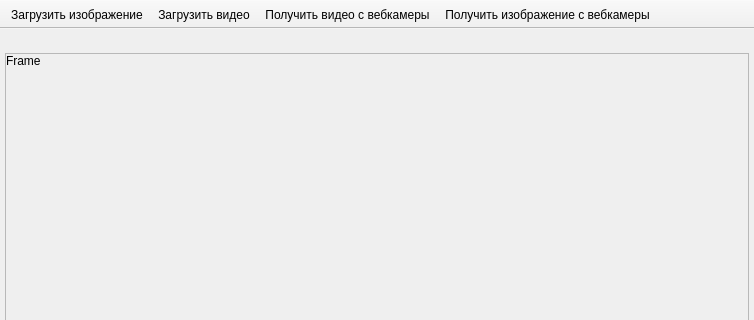
sirIrishman/FRS, file FRS/FRS/View.ui: the form before one commit; both pictures show x 0 to 754 and y 0 to 320 of the 754 by 652 pixel window.
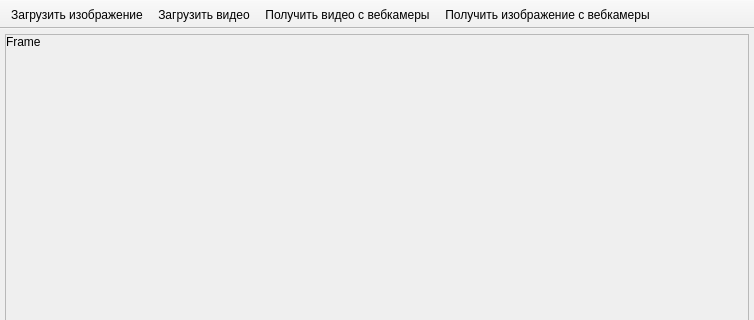
The form after the commit. Icons and pictures are not drawn.

Commit message: Removed unnecessary dock widget

Diff of the .ui file:
```diff
--- a/FRS/FRS/View.ui
+++ b/FRS/FRS/View.ui
@@ -14,23 +14,7 @@
    <string>Face Recognition Software</string>
   </property>
   <widget class="QWidget" name="wdgt_CentralWidget">
-   <layout class="QGridLayout" name="gridLayout_3">
-    <property name="margin">
-     <number>0</number>
-    </property>
-    <property name="spacing">
-     <number>6</number>
-    </property>
-    <item row="0" column="0">
-     <widget class="QDockWidget" name="dckWdgt_DockFrameContainer">
-      <property name="features">
-       <set>QDockWidget::NoDockWidgetFeatures</set>
-      </property>
-      <property name="allowedAreas">
-       <set>Qt::TopDockWidgetArea</set>
-      </property>
-      <widget class="QWidget" name="wdgt_DockFrameContainerContent">
-       <layout class="QGridLayout" name="gridLayout_4">
+   <layout class="QGridLayout" name="gridLayout">
         <property name="margin">
          <number>5</number>
         </property>
@@ -45,7 +29,7 @@
              <x>0</x>
              <y>0</y>
              <width>742</width>
-             <height>556</height>
+         <height>578</height>
             </rect>
            </property>
            <layout class="QGridLayout" name="gridLayout_5">
@@ -60,10 +44,6 @@
               <property name="alignment">
                <set>Qt::AlignLeading|Qt::AlignLeft|Qt::AlignTop</set>
               </property>
-             </widget>
-            </item>
-           </layout>
-          </widget>
          </widget>
         </item>
        </layout>
```
Lines whose indentation alone changed are shown as unchanged.
